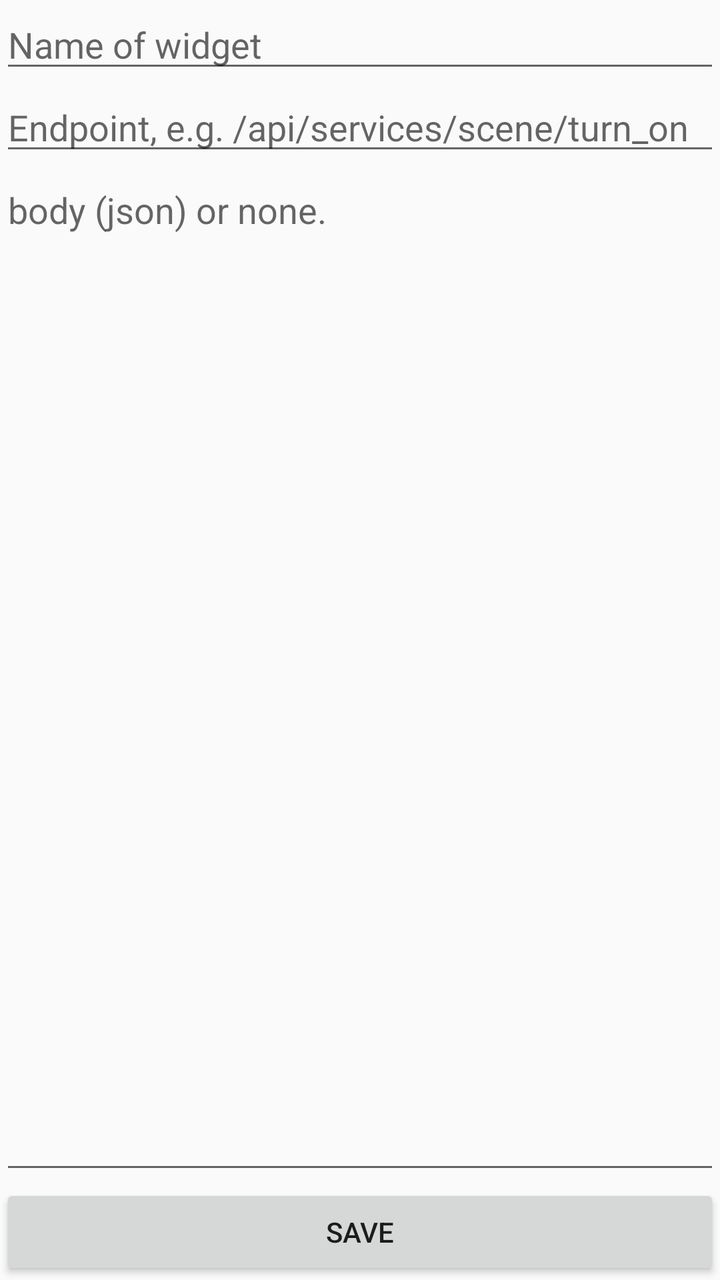
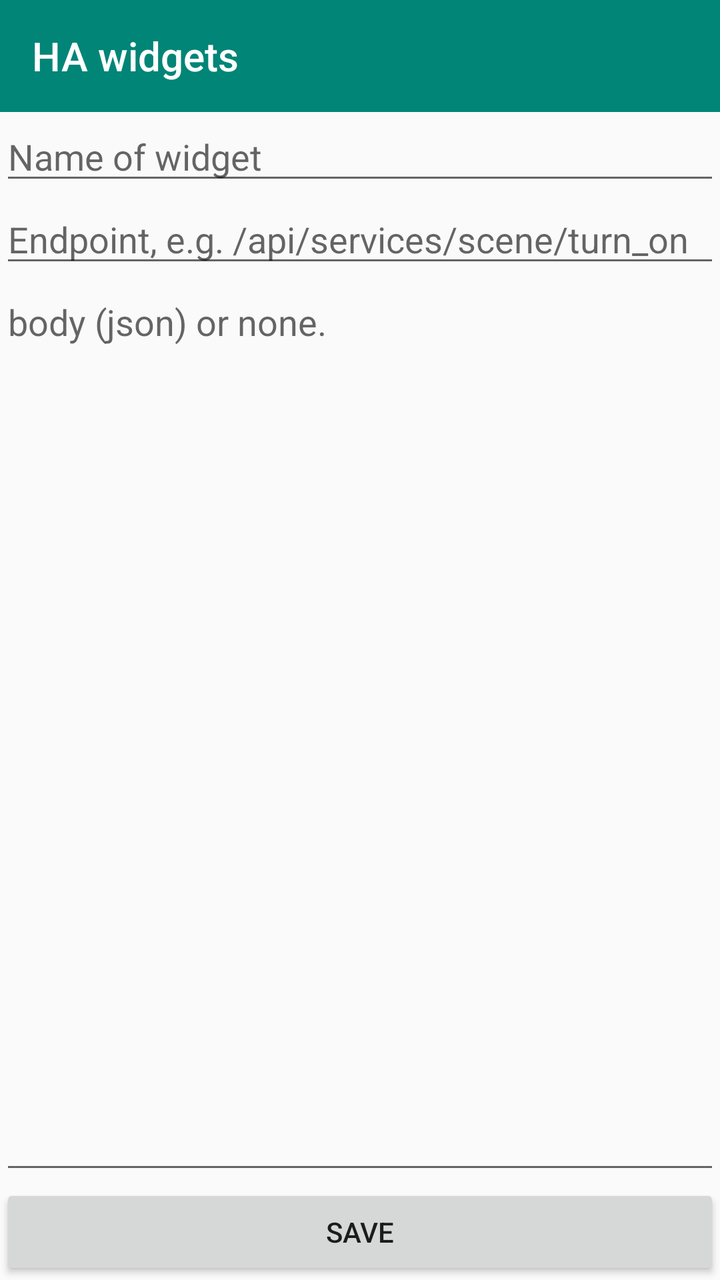

Compare the two renders of this Android layout. The source of the first and the diff that turns it into the second are given below.
<!-- AndroidManifest.xml: application theme AppTheme -->
<!-- res/layout/appwidget_configuration.xml -->
<?xml version="1.0" encoding="utf-8"?>
<RelativeLayout xmlns:android="http://schemas.android.com/apk/res/android"
    android:layout_width="match_parent"
    android:layout_height="match_parent">

    <EditText
        android:id="@+id/name"
        android:layout_width="match_parent"
        android:layout_height="wrap_content"
        android:ems="10"
        android:inputType="textAutoComplete"
        android:hint="@string/name_of_widget" />

    <EditText
        android:id="@+id/url"
        android:layout_width="match_parent"
        android:layout_height="wrap_content"
        android:ems="10"
        android:inputType="textUri"
        android:layout_below="@id/name"
        android:hint="@string/widget_url" />

    <EditText
        android:id="@+id/body"
        android:layout_width="match_parent"
        android:layout_height="match_parent"
        android:ems="10"
        android:lines="8"
        android:minLines="6"
        android:gravity="top|start"
        android:scrollbars="vertical"
        android:layout_below="@id/url"
        android:layout_above="@+id/save"
        android:inputType="text"
        android:hint="@string/widget_body" />

    <Button
        android:id="@+id/save"
        android:layout_width="match_parent"
        android:layout_height="wrap_content"
        android:layout_alignParentBottom="true"
        android:text="@string/save"/>
</RelativeLayout>
<!-- resources referenced by this layout -->
<resources>
  <string name="name_of_widget">Name of widget</string>
  <string name="save">Save</string>
  <string name="widget_body">body (json) or none.</string>
  <string name="widget_url">Endpoint, e.g. /api/services/scene/turn_on</string>
  <style name="AppTheme" parent="Theme.AppCompat.Light.DarkActionBar">
          
          <item name="colorPrimary">@color/colorPrimary</item>
          <item name="colorPrimaryDark">@color/colorPrimaryDark</item>
          <item name="colorAccent">@color/colorAccent</item>
      </style>
  <color name="colorPrimary">#008577</color>
  <color name="colorPrimaryDark">#00574B</color>
  <color name="colorAccent">#D81B60</color>
</resources>

<!-- the commit's change to res/layout/appwidget_configuration.xml (unified diff, before → after) -->
@@ -1,43 +1,60 @@
-<?xml version="1.0" encoding="utf-8"?>
-<RelativeLayout xmlns:android="http://schemas.android.com/apk/res/android"
+<LinearLayout xmlns:android="http://schemas.android.com/apk/res/android"
+    xmlns:app="http://schemas.android.com/apk/res-auto"
+    android:id="@+id/main"
     android:layout_width="match_parent"
-    android:layout_height="match_parent">
+    android:layout_height="match_parent"
+    android:orientation="vertical">
 
-    <EditText
-        android:id="@+id/name"
+    <androidx.appcompat.widget.Toolbar
+        android:id="@+id/toolbar"
         android:layout_width="match_parent"
-        android:layout_height="wrap_content"
-        android:ems="10"
-        android:inputType="textAutoComplete"
-        android:hint="@string/name_of_widget" />
+        android:layout_height="?attr/actionBarSize"
+        android:background="?attr/colorPrimary"
+        android:theme="@style/ThemeOverlay.AppCompat.Dark.ActionBar"
+        app:popupTheme="@style/ThemeOverlay.AppCompat.Light"
+        app:title="@string/app_name" />
 
-    <EditText
-        android:id="@+id/url"
+    <RelativeLayout
         android:layout_width="match_parent"
-        android:layout_height="wrap_content"
-        android:ems="10"
-        android:inputType="textUri"
-        android:layout_below="@id/name"
-        android:hint="@string/widget_url" />
+        android:layout_height="0dp"
+        android:layout_weight="1">
 
-    <EditText
-        android:id="@+id/body"
-        android:layout_width="match_parent"
-        android:layout_height="match_parent"
-        android:ems="10"
-        android:lines="8"
-        android:minLines="6"
-        android:gravity="top|start"
-        android:scrollbars="vertical"
-        android:layout_below="@id/url"
-        android:layout_above="@+id/save"
-        android:inputType="text"
-        android:hint="@string/widget_body" />
+        <EditText
+            android:id="@+id/name"
+            android:layout_width="match_parent"
+            android:layout_height="wrap_content"
+            android:ems="10"
+            android:inputType="textAutoComplete"
+            android:hint="@string/name_of_widget" />
 
-    <Button
-        android:id="@+id/save"
-        android:layout_width="match_parent"
-        android:layout_height="wrap_content"
-        android:layout_alignParentBottom="true"
-        android:text="@string/save"/>
-</RelativeLayout>
+        <EditText
+            android:id="@+id/url"
+            android:layout_width="match_parent"
+            android:layout_height="wrap_content"
+            android:ems="10"
+            android:inputType="textUri"
+            android:layout_below="@id/name"
+            android:hint="@string/widget_url" />
+
+        <EditText
+            android:id="@+id/body"
+            android:layout_width="match_parent"
+            android:layout_height="match_parent"
+            android:ems="10"
+            android:lines="8"
+            android:minLines="6"
+            android:gravity="top|start"
+            android:scrollbars="vertical"
+            android:layout_below="@id/url"
+            android:layout_above="@+id/save"
+            android:inputType="text"
+            android:hint="@string/widget_body" />
+
+        <Button
+            android:id="@+id/save"
+            android:layout_width="match_parent"
+            android:layout_height="wrap_content"
+            android:layout_alignParentBottom="true"
+            android:text="@string/save"/>
+    </RelativeLayout>
+</LinearLayout>
<!-- resource entries referenced after the edit -->
@@ -1,10 +1,11 @@
 <!-- resources referenced by this layout -->
 <resources>
+  <string name="app_name">HA widgets</string>
   <string name="name_of_widget">Name of widget</string>
   <string name="save">Save</string>
   <string name="widget_body">body (json) or none.</string>
   <string name="widget_url">Endpoint, e.g. /api/services/scene/turn_on</string>
-  <style name="AppTheme" parent="Theme.AppCompat.Light.DarkActionBar">
+  <style name="AppTheme" parent="Theme.AppCompat.Light.NoActionBar">
           
           <item name="colorPrimary">@color/colorPrimary</item>
           <item name="colorPrimaryDark">@color/colorPrimaryDark</item>
